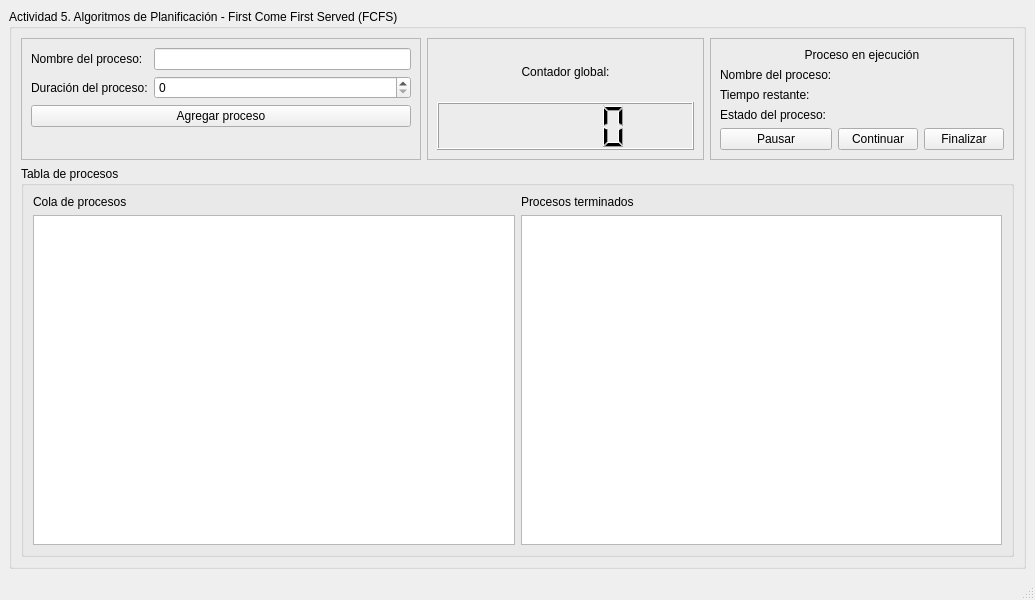
Before: the Qt Designer form mainwindow.ui in edgarglezc/act05-RoundRobin, drawn with Qt 5.
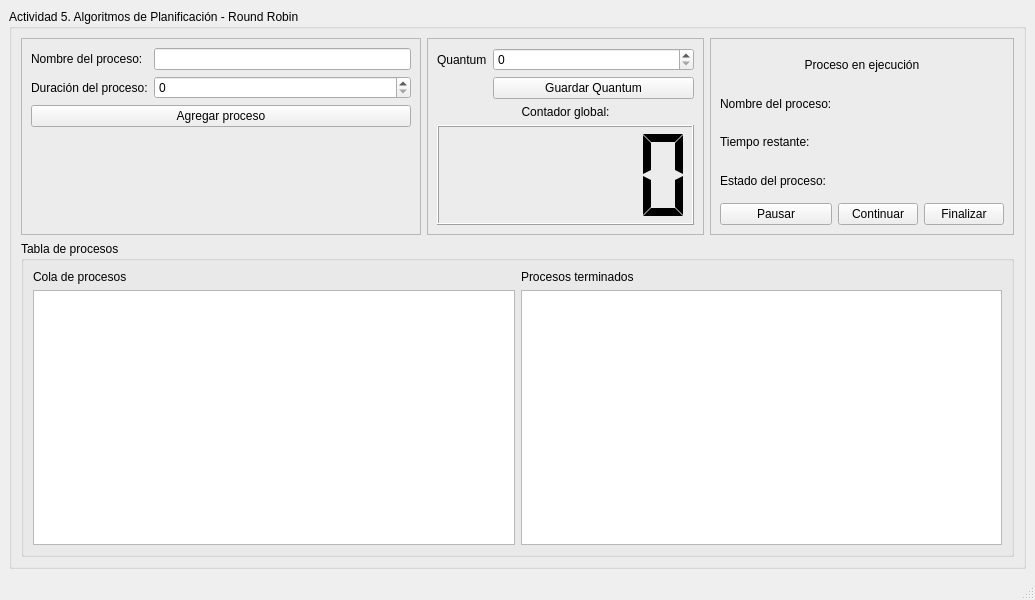
After: the same form once the commit is applied.

```diff
--- a/mainwindow.ui
+++ b/mainwindow.ui
@@ -18,7 +18,7 @@
     <item row="0" column="0" colspan="2">
      <widget class="QGroupBox" name="groupBox">
       <property name="title">
-       <string>Actividad 5. Algoritmos de Planificación - First Come First Served (FCFS)</string>
+       <string>Actividad 5. Algoritmos de Planificación - Round Robin</string>
       </property>
       <layout class="QGridLayout" name="gridLayout_2">
        <item row="0" column="0">
@@ -195,8 +195,18 @@
          <property name="frameShadow">
           <enum>QFrame::Raised</enum>
          </property>
-         <layout class="QVBoxLayout" name="verticalLayout">
-          <item>
+         <layout class="QFormLayout" name="formLayout_2">
+          <item row="0" column="0">
+           <widget class="QLabel" name="lb_quantum">
+            <property name="text">
+             <string>Quantum</string>
+            </property>
+           </widget>
+          </item>
+          <item row="0" column="1">
+           <widget class="QSpinBox" name="sb_quantum"/>
+          </item>
+          <item row="2" column="0" colspan="2">
            <widget class="QLabel" name="lb_globalCounter">
             <property name="text">
              <string>Contador global:</string>
@@ -206,8 +216,31 @@
             </property>
            </widget>
           </item>
-          <item>
-           <widget class="QLCDNumber" name="lcd_counterTime"/>
+          <item row="3" column="0" colspan="2">
+           <widget class="QLCDNumber" name="lcd_counterTime">
+            <property name="minimumSize">
+             <size>
+              <width>0</width>
+              <height>100</height>
+             </size>
+            </property>
+            <property name="maximumSize">
+             <size>
+              <width>16777215</width>
+              <height>200</height>
+             </size>
+            </property>
+            <property name="segmentStyle">
+             <enum>QLCDNumber::Flat</enum>
+            </property>
+           </widget>
+          </item>
+          <item row="1" column="1">
+           <widget class="QPushButton" name="pushButton">
+            <property name="text">
+             <string>Guardar Quantum</string>
+            </property>
+           </widget>
           </item>
          </layout>
         </widget>
```
Left out of the diff: 9 changed lines with no effect on the pictures.
